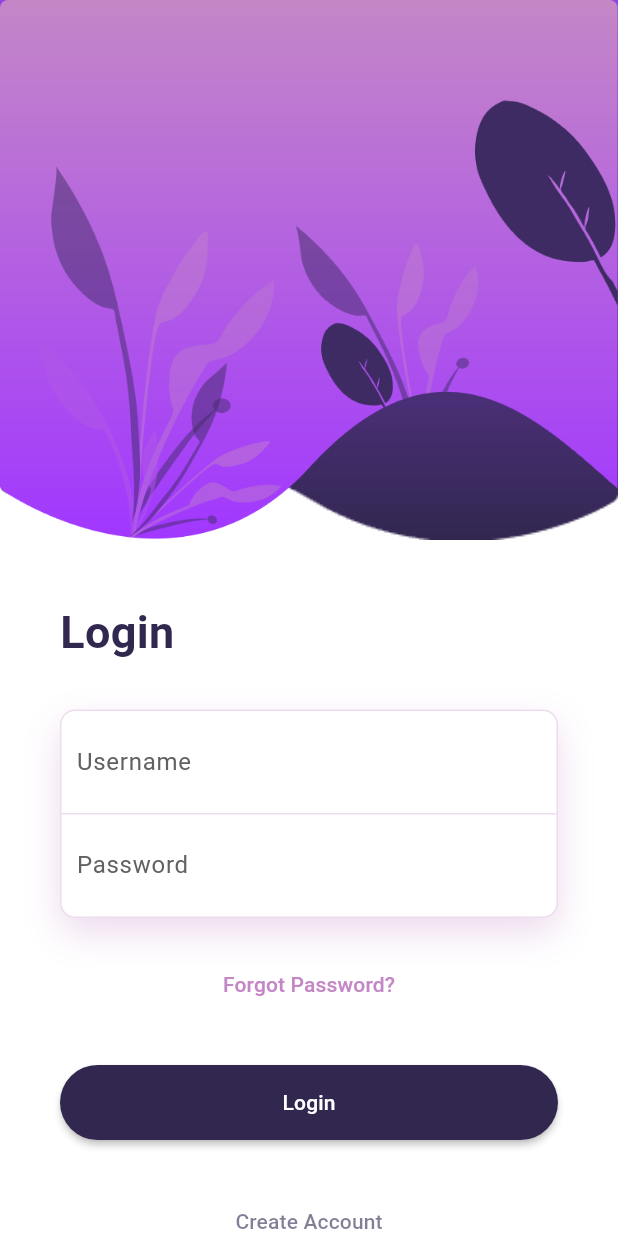
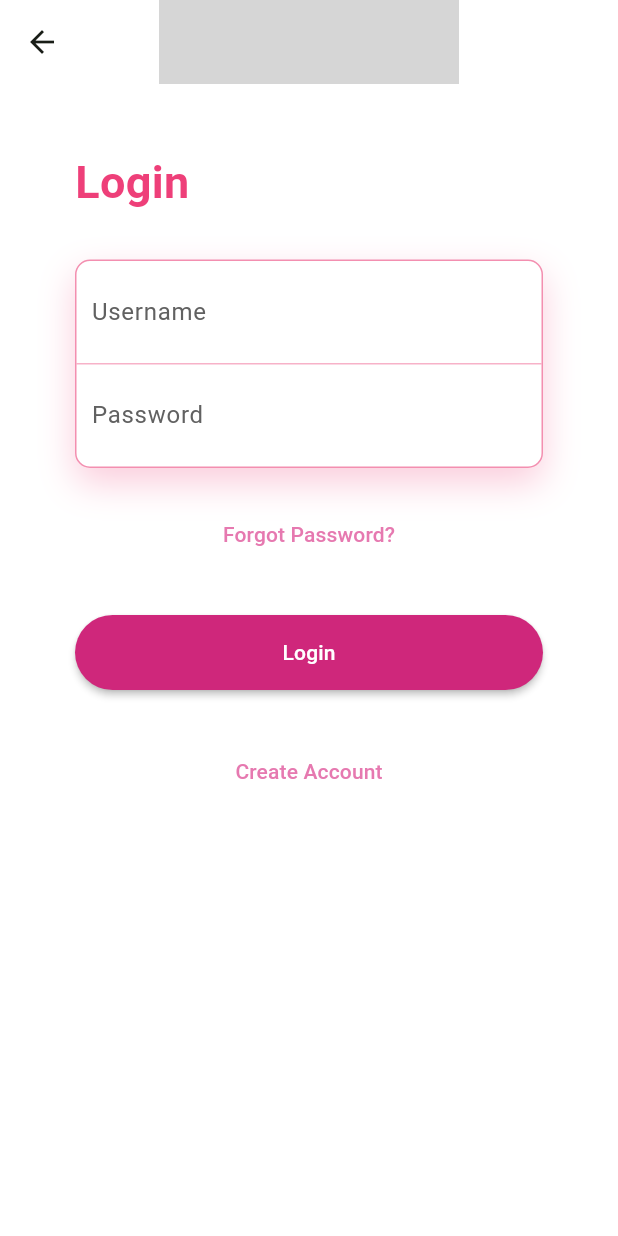
Before and after one commit to juelin708/aniverse, a Flutter app: the screen it shows after launch, after a tap on "Go to Login Page", on a phone screen of 412 x 824 dp. Run offline on Flutter 3.47's test engine with Material 3 defaults, Android fonts, the phone set to English and light mode, and no system bars; our stand-ins replace animate_do; grey boxes are pictures that could not be loaded.

Commit message:
login page

```diff
--- a/lib/login_page.dart
+++ b/lib/login_page.dart
@@ -12,53 +12,32 @@ class _LoginPageState extends State<LoginPage> {
     final width = MediaQuery.of(context).size.width;
     return Scaffold(
       backgroundColor: Colors.white,
+      appBar: PreferredSize(
+        preferredSize: const Size.fromHeight(70),
+        child: AppBar(
+          backgroundColor: Colors.white,
+          title: Image.asset('images/logo.png', height: 200),
+          centerTitle: true,
+        ),
+      ),
       body: SingleChildScrollView(
         child: Column(
           crossAxisAlignment: CrossAxisAlignment.start,
           children: <Widget>[
-            Container(
-              height: 400,
-              child: Stack(
-                children: <Widget>[
-                  Positioned(
-                    top: -40,
-                    height: 400,
-                    width: width,
-                    child: FadeInUp(
-                        duration: Duration(seconds: 1),
-                        child: Container(
-                          decoration: BoxDecoration(
-                              image: DecorationImage(
-                                  image: AssetImage('images/background.png'),
-                                  fit: BoxFit.fill)),
-                        )),
-                  ),
-                  Positioned(
-                    height: 400,
-                    width: width + 20,
-                    child: FadeInUp(
-                        duration: Duration(milliseconds: 1000),
-                        child: Container(
-                          decoration: BoxDecoration(
-                              image: DecorationImage(
-                                  image: AssetImage('images/background-2.png'),
-                                  fit: BoxFit.fill)),
-                        )),
-                  )
-                ],
-              ),
-            ),
             Padding(
-              padding: EdgeInsets.symmetric(horizontal: 40),
+              padding: EdgeInsets.symmetric(horizontal: 50),
               child: Column(
                 crossAxisAlignment: CrossAxisAlignment.start,
                 children: <Widget>[
+                  SizedBox(
+                    height: 30,
+                  ),
                   FadeInUp(
                       duration: Duration(milliseconds: 1500),
                       child: Text(
                         "Login",
                         style: TextStyle(
-                            color: Color.fromRGBO(49, 39, 79, 1),
+                            color: const Color.fromARGB(255, 238, 63, 121),
                             fontWeight: FontWeight.bold,
                             fontSize: 30),
                       )),
@@ -72,10 +51,10 @@ class _LoginPageState extends State<LoginPage> {
                             borderRadius: BorderRadius.circular(10),
                             color: Colors.white,
                             border: Border.all(
-                                color: Color.fromRGBO(196, 135, 198, .3)),
+                                color: Color.fromARGB(255, 243, 143, 176)),
                             boxShadow: [
                               BoxShadow(
-                                color: Color.fromRGBO(196, 135, 198, .3),
+                                color: Color.fromARGB(255, 251, 205, 220),
                                 blurRadius: 20,
                                 offset: Offset(0, 10),
                               )
@@ -87,8 +66,8 @@ class _LoginPageState extends State<LoginPage> {
                               decoration: BoxDecoration(
                                   border: Border(
                                       bottom: BorderSide(
-                                          color: Color.fromRGBO(
-                                              196, 135, 198, .3)))),
+                                          color: Color.fromARGB(
+                                              176, 243, 143, 176)))),
                               child: TextField(
                                 decoration: InputDecoration(
                                     border: InputBorder.none,
@@ -122,7 +101,7 @@ class _LoginPageState extends State<LoginPage> {
                               child: Text(
                                 "Forgot Password?",
                                 style: TextStyle(
-                                    color: Color.fromRGBO(196, 135, 198, 1)),
+                                    color: Color.fromRGBO(230, 121, 176, 1)),
                               )))),
                   SizedBox(
                     height: 30,
@@ -131,7 +110,7 @@ class _LoginPageState extends State<LoginPage> {
                       duration: Duration(milliseconds: 1900),
                       child: MaterialButton(
                         onPressed: () {},
-                        color: Color.fromRGBO(49, 39, 79, 1),
+                        color: Color.fromARGB(255, 207, 39, 123),
                         shape: RoundedRectangleBorder(
                           borderRadius: BorderRadius.circular(50),
                         ),
@@ -154,7 +133,7 @@ class _LoginPageState extends State<LoginPage> {
                               child: Text(
                                 "Create Account",
                                 style: TextStyle(
-                                    color: Color.fromRGBO(49, 39, 79, .6)),
+                                    color: Color.fromRGBO(230, 121, 176, 1)),
                               )))),
                 ],
               ),
```
